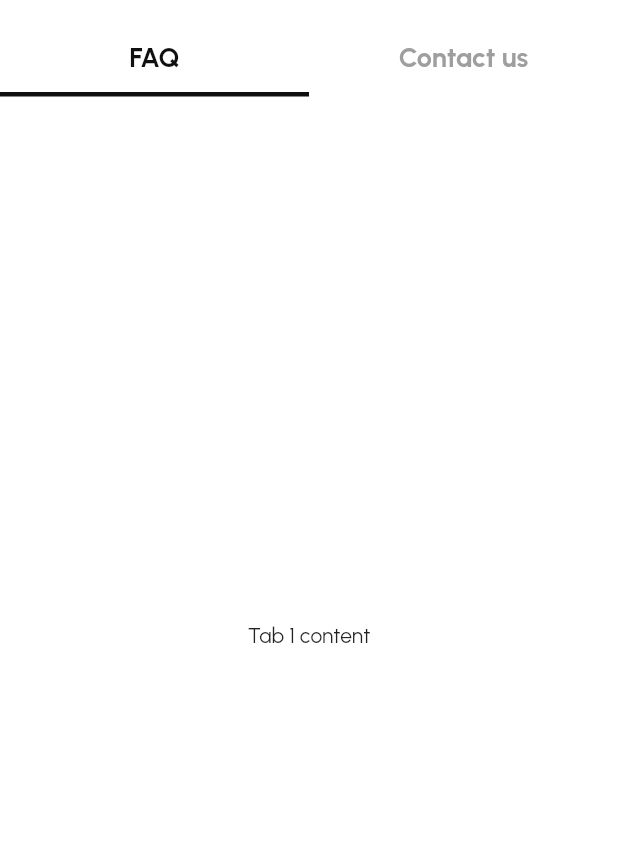
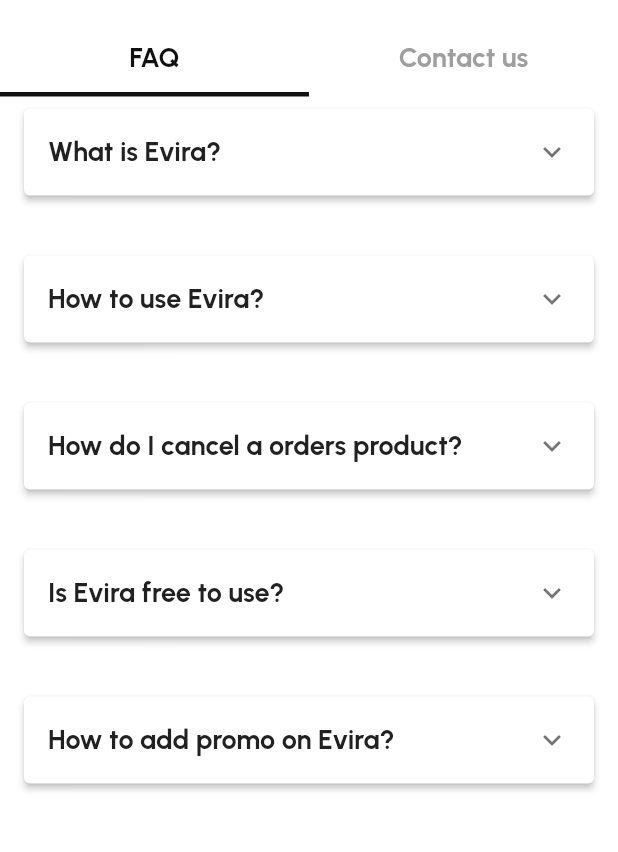
Before and after one commit to ZyadAshraf7/evira-store, a Flutter app: the HelpCenterScreen screen opened by its route, on a phone screen of 412 x 824 dp, the part 61-913 px from its top. Run offline on Flutter 3.47's test engine with Material 2 defaults, Android fonts, the phone set to English and light mode, and no system bars; our stand-ins replace bloc, carousel_slider, cloud_firestore, firebase_auth, firebase_core, firebase_storage and 11 more; missing offline and left inert: flutter_stripe, maps_places_autocomplete; accounts and stored records are empty; network calls fail; project files that could hold a hidden picture were left out.

Commit message:
finish FAQ feature

```diff
--- /dev/null
+++ b/lib/presentation/screens/help_center/FAQ_questions.dart
@@ -0,0 +1,45 @@
+class QAItem {
+  String question;
+  String answer;
+
+  QAItem({required this.question, required this.answer});
+}
+
+List<QAItem> FAQs = [
+  QAItem(
+      question: "What is Evira?",
+      answer:
+          "Evira is a cutting-edge ecommerce platform designed to provide you with a seamless and convenient online shopping experience. Our platform hosts a wide range of products from various categories, allowing you to explore and purchase items from the comfort of your own home. With secure payment options, user-friendly navigation, and a commitment to customer satisfaction, Evira aims to redefine the way you shop online."),
+  QAItem(
+      question: "How to use Evira?",
+      answer:
+          """Using Evira is easy and straightforward. Follow these steps to make the most of our platform:
+          1- Browse: Explore our diverse collection of products by navigating through different categories or using the search bar.
+          2- Select: Click on a product to view its details, images, and specifications.
+          3- Add to Cart: Found something you like? Add it to your cart by clicking the "Add to Cart" button.
+          4- Checkout: Once you're done shopping, click on the cart icon at the top and proceed to checkout. Enter your shipping and payment details.
+          5- Payment: Choose a secure payment method and confirm your order.
+          6- Track: After your order is confirmed, you can track its status through your Evira account.
+          7- Delivery: Sit back and relax as your order gets delivered to your doorstep."""),
+  QAItem(
+      question: "How do I cancel a orders product?",
+      answer:
+          """If you need to cancel a product from your order, follow these steps:
+      Log In: Sign in to your Evira account.
+      Order Details: Go to your order details and locate the specific order containing the product you want to cancel.
+      Cancel Item: Click on the order and find the product you want to cancel. Select the "Cancel" option next to the item.
+      Confirmation: Confirm your cancellation. Your order will be updated accordingly."""),
+  QAItem(
+      question: "Is Evira free to use?",
+      answer:
+          """Yes, Evira is free to use as a shopping platform. You can explore products, add items to your cart, and browse various categories without any charges. However, keep in mind that the prices of the products you choose to purchase will apply."""),
+  QAItem(
+      question: "How to add promo on Evira?",
+      answer:
+          """To add a promotional code or discount on Evira, follow these steps:
+      Cart: Add your desired items to the cart.
+      Promo Code: Beneath the cart summary, you'll find a field labeled "Promo Code" or "Discount Code."
+      Enter Code: Enter the promo code you have in the designated field.
+      Apply: Click the "Apply" button next to the field. The discount associated with the code will be applied to your order.
+      Checkout: Continue with the checkout process, and your discounted total will be reflected.""")
+];
--- a/lib/presentation/screens/help_center/help_center_screen.dart
+++ b/lib/presentation/screens/help_center/help_center_screen.dart
@@ -1,3 +1,4 @@
+import 'package:evira_store/presentation/screens/help_center/widgets/FAQ_body.dart';
 import 'package:flutter/material.dart';
 import 'package:flutter_svg/flutter_svg.dart';
 
@@ -52,7 +53,7 @@ class _HelpCenterScreenState extends State<HelpCenterScreen> with SingleTickerPr
       body: TabBarView(
         controller: _tabController,
         children: [
-          Center(child: Text('Tab 1 content')),
+          FAQBody(),
           Center(child: Text('Tab 2 content')),
         ],
       )
--- /dev/null
+++ b/lib/presentation/screens/help_center/widgets/FAQ_body.dart
@@ -0,0 +1,35 @@
+import 'package:evira_store/core/theme/app_theme.dart';
+import 'package:flutter/material.dart';
+
+import '../FAQ_questions.dart';
+
+class FAQBody extends StatelessWidget {
+  const FAQBody({Key? key}) : super(key: key);
+
+  @override
+  Widget build(BuildContext context) {
+    return ListView.separated(
+        itemCount: FAQs.length,
+        itemBuilder: (context,i){
+      return Card(
+        elevation: 2.0,
+        margin: const EdgeInsets.symmetric(vertical: 8.0, horizontal: 16.0),
+        child: ExpansionTile(
+          textColor: AppTheme.primary500,
+          iconColor: AppTheme.primary500,
+maintainState: true,
+          title: Text(FAQs[i].question,style: Theme.of(context).textTheme.titleLarge?.copyWith(color: AppTheme.grey900)),
+          children: <Widget>[
+            Padding(
+              padding: EdgeInsets.all(16.0),
+              child: Text(
+                FAQs[i].answer,
+                style: AppTheme.bodyMediumMedium.copyWith(color: AppTheme.grey800),
+              ),
+            ),
+          ],
+        ),
+      );
+    }, separatorBuilder: (BuildContext context, int index) {return const SizedBox(height: 24); },);
+  }
+}
```
